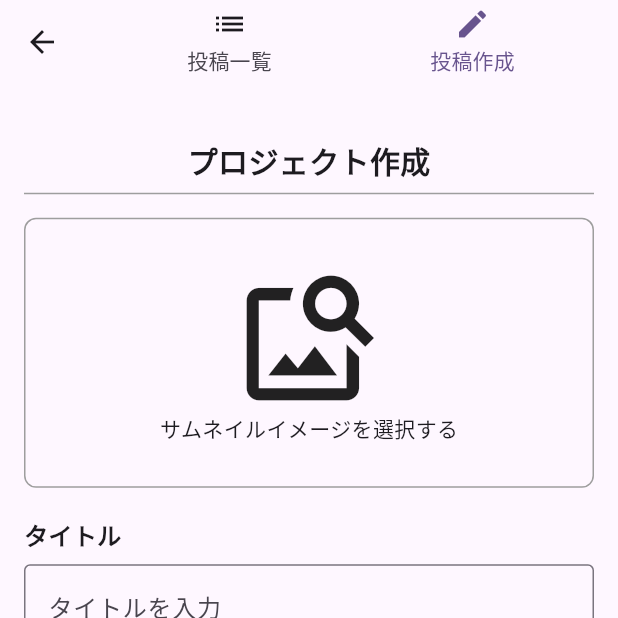
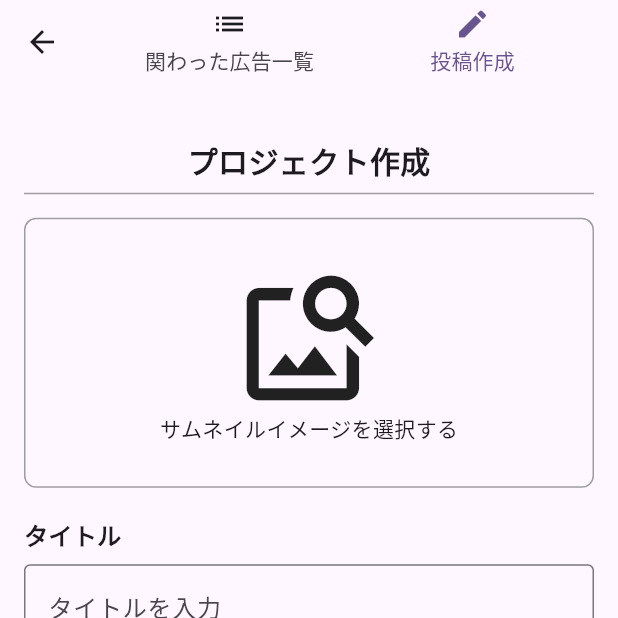
Before and after one commit to gls-tohtech/oshikatsu-product, a Flutter app: the SupportUI screen opened directly, tab 2 chosen, on a phone screen of 412 x 824 dp, the top half of it. Run offline on Flutter 3.47's test engine with Material 3 defaults, Android fonts, the phone set to English and light mode, and no system bars; our stand-ins replace cloud_firestore, file_picker, firebase_auth, firebase_core, firebase_storage, flutter_chat_types and 4 more; missing offline and left inert: flutter_firebase_chat_core; accounts and stored records are empty; network calls fail; project files that could hold a hidden picture were left out.

Commit message:
タグ文言変更

```diff
--- a/flutter/lib/screens/pages/supportUI.dart
+++ b/flutter/lib/screens/pages/supportUI.dart
@@ -33,7 +33,7 @@ class _SupportUIState extends State<SupportUI>
         title: TabBar(
           controller: _tabController,
           tabs: const [
-            Tab(text: '投稿一覧', icon: Icon(Icons.list)),
+            Tab(text: '関わった広告一覧', icon: Icon(Icons.list)),
             Tab(text: '投稿作成', icon: Icon(Icons.create)),
           ],
         ),
```
